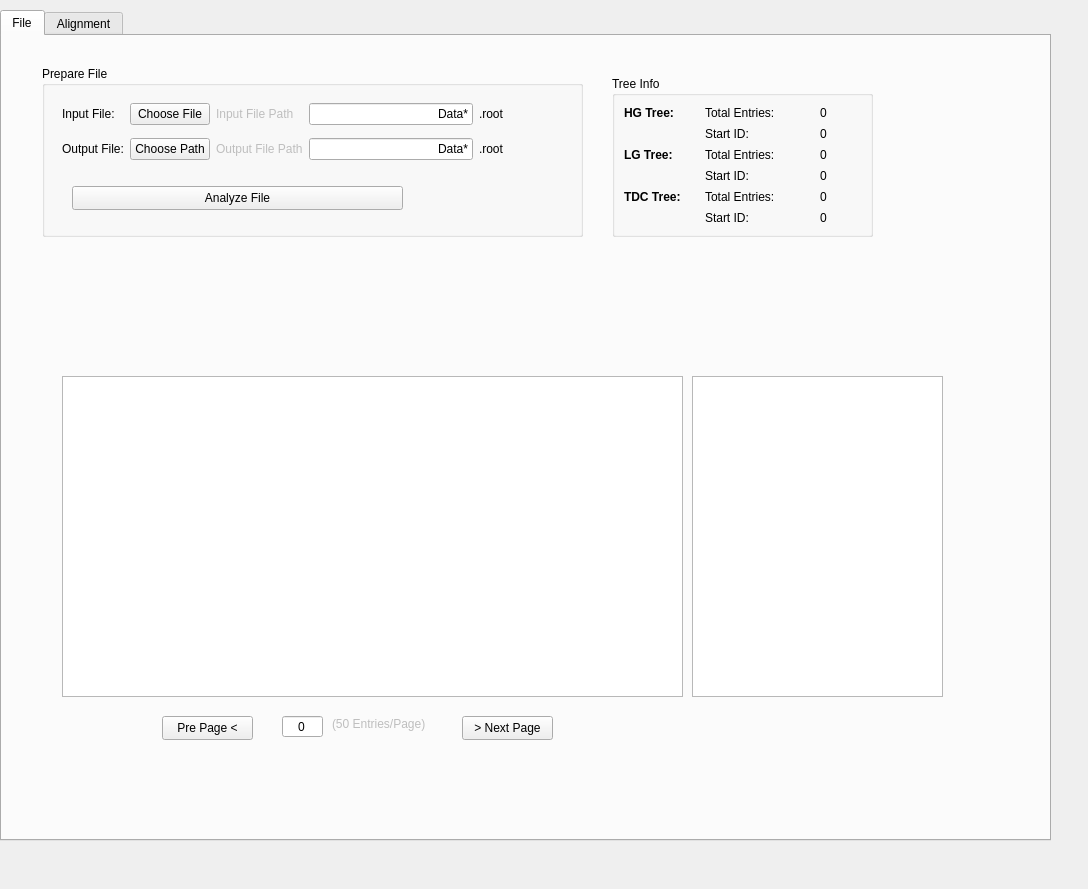
Qt form src/mainwindow.ui (HelloUSTC114/MuonDataProcessor) before a commit.
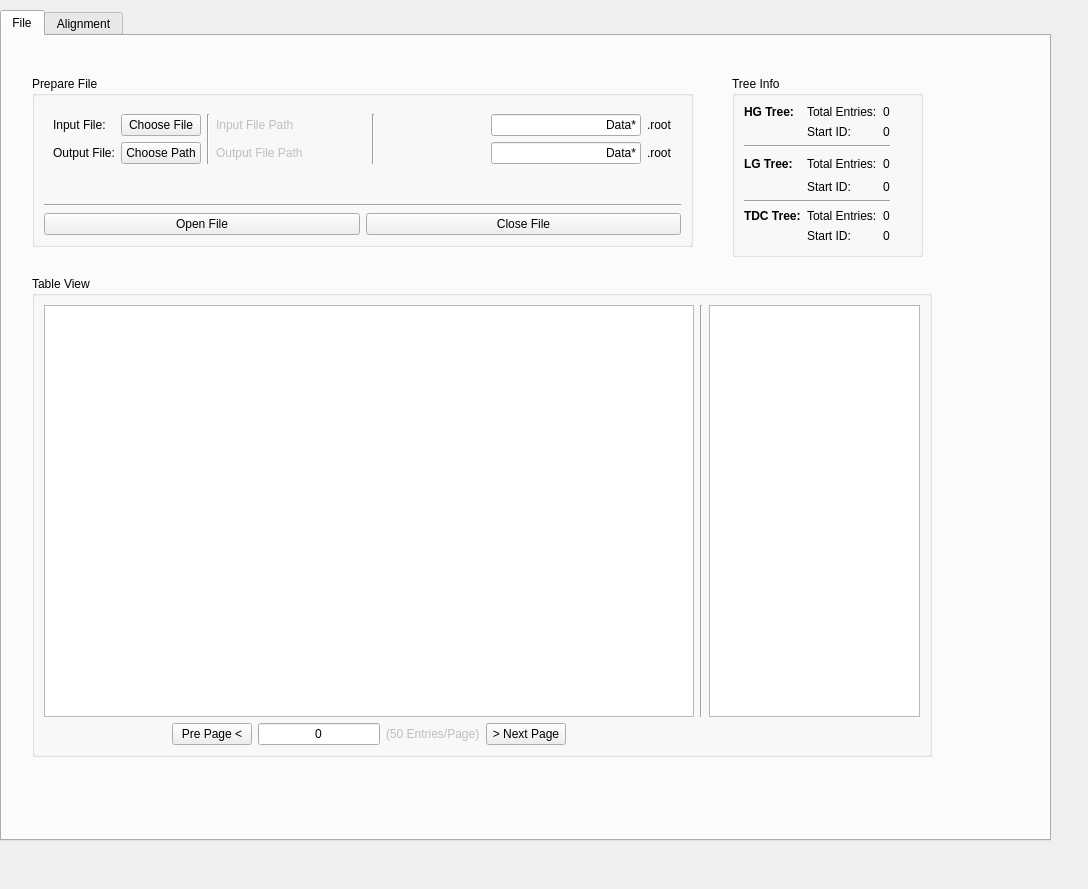
The same form after that commit.

Commit message: Table view, open file

```diff
--- a/src/mainwindow.ui
+++ b/src/mainwindow.ui
@@ -36,297 +36,224 @@
      <widget class="QGroupBox" name="groupBox">
       <property name="geometry">
        <rect>
-        <x>40</x>
-        <y>30</y>
-        <width>541</width>
+        <x>30</x>
+        <y>40</y>
+        <width>661</width>
         <height>171</height>
        </rect>
       </property>
       <property name="title">
        <string>Prepare File</string>
       </property>
-      <widget class="QPushButton" name="btnAnaFile">
-       <property name="geometry">
-        <rect>
-         <x>30</x>
-         <y>120</y>
-         <width>331</width>
-         <height>24</height>
-        </rect>
-       </property>
-       <property name="text">
-        <string>Analyze File</string>
-       </property>
-      </widget>
-      <widget class="QWidget" name="widget" native="true">
-       <property name="geometry">
-        <rect>
-         <x>20</x>
-         <y>30</y>
-         <width>442</width>
-         <height>72</height>
-        </rect>
-       </property>
-       <layout class="QGridLayout" name="gridLayout_2">
-        <item row="0" column="0">
-         <widget class="QLabel" name="label_2">
-          <property name="text">
-           <string>Input File:</string>
-          </property>
-         </widget>
-        </item>
-        <item row="0" column="1">
-         <widget class="QPushButton" name="btnInFile">
-          <property name="text">
-           <string>Choose File</string>
-          </property>
-         </widget>
-        </item>
-        <item row="0" column="2">
-         <widget class="QLabel" name="lblInFilePath">
-          <property name="enabled">
-           <bool>false</bool>
-          </property>
-          <property name="text">
-           <string>Input File Path</string>
-          </property>
-         </widget>
-        </item>
-        <item row="0" column="3">
-         <widget class="QLineEdit" name="lblInFileName">
-          <property name="text">
-           <string>Data*</string>
-          </property>
-          <property name="alignment">
-           <set>Qt::AlignRight|Qt::AlignTrailing|Qt::AlignVCenter</set>
-          </property>
-         </widget>
-        </item>
-        <item row="0" column="4">
-         <widget class="QLabel" name="label">
-          <property name="text">
-           <string>.root</string>
-          </property>
-         </widget>
-        </item>
-        <item row="1" column="0">
-         <widget class="QLabel" name="label_4">
-          <property name="text">
-           <string>Output File:</string>
-          </property>
-         </widget>
-        </item>
-        <item row="1" column="1">
-         <widget class="QPushButton" name="btnOutFile">
-          <property name="text">
-           <string>Choose Path</string>
-          </property>
-         </widget>
-        </item>
-        <item row="1" column="2">
-         <widget class="QLabel" name="lblOutFilePath">
-          <property name="enabled">
-           <bool>false</bool>
-          </property>
-          <property name="text">
-           <string>Output File Path</string>
-          </property>
-         </widget>
-        </item>
-        <item row="1" column="3">
-         <widget class="QLineEdit" name="lblOutFileName">
-          <property name="text">
-           <string>Data*</string>
-          </property>
-          <property name="alignment">
-           <set>Qt::AlignRight|Qt::AlignTrailing|Qt::AlignVCenter</set>
-          </property>
-         </widget>
-        </item>
-        <item row="1" column="4">
-         <widget class="QLabel" name="label_3">
-          <property name="text">
-           <string>.root</string>
-          </property>
-         </widget>
-        </item>
-       </layout>
-      </widget>
-     </widget>
-     <widget class="QPushButton" name="btnPrePage">
-      <property name="geometry">
-       <rect>
-        <x>160</x>
-        <y>680</y>
-        <width>91</width>
-        <height>24</height>
-       </rect>
-      </property>
-      <property name="text">
-       <string>Pre Page &lt;</string>
-      </property>
-     </widget>
-     <widget class="QPushButton" name="btnNextPage">
-      <property name="geometry">
-       <rect>
-        <x>460</x>
-        <y>680</y>
-        <width>91</width>
-        <height>24</height>
-       </rect>
-      </property>
-      <property name="text">
-       <string>&gt; Next Page</string>
-      </property>
-     </widget>
-     <widget class="QLineEdit" name="lineChoosePage">
-      <property name="geometry">
-       <rect>
-        <x>280</x>
-        <y>680</y>
-        <width>41</width>
-        <height>21</height>
-       </rect>
-      </property>
-      <property name="text">
-       <string>0</string>
-      </property>
-      <property name="alignment">
-       <set>Qt::AlignCenter</set>
-      </property>
-     </widget>
-     <widget class="QTableWidget" name="tableTree">
-      <property name="geometry">
-       <rect>
-        <x>60</x>
-        <y>340</y>
-        <width>621</width>
-        <height>321</height>
-       </rect>
-      </property>
-     </widget>
-     <widget class="QLabel" name="label_5">
-      <property name="enabled">
-       <bool>false</bool>
-      </property>
-      <property name="geometry">
-       <rect>
-        <x>330</x>
-        <y>680</y>
-        <width>101</width>
-        <height>16</height>
-       </rect>
-      </property>
-      <property name="text">
-       <string>(50 Entries/Page)</string>
-      </property>
+      <layout class="QGridLayout" name="gridLayout_3">
+       <item row="0" column="0" colspan="2">
+        <widget class="QWidget" name="widget" native="true">
+         <layout class="QGridLayout" name="gridLayout_2">
+          <item row="0" column="0">
+           <widget class="QLabel" name="label_2">
+            <property name="text">
+             <string>Input File:</string>
+            </property>
+           </widget>
+          </item>
+          <item row="1" column="0">
+           <widget class="QLabel" name="label_4">
+            <property name="text">
+             <string>Output File:</string>
+            </property>
+           </widget>
+          </item>
+          <item row="0" column="1">
+           <widget class="QPushButton" name="btnInFile">
+            <property name="text">
+             <string>Choose File</string>
+            </property>
+           </widget>
+          </item>
+          <item row="1" column="7">
+           <widget class="QLabel" name="label_3">
+            <property name="text">
+             <string>.root</string>
+            </property>
+           </widget>
+          </item>
+          <item row="0" column="2" rowspan="2">
+           <widget class="Line" name="line_4">
+            <property name="orientation">
+             <enum>Qt::Vertical</enum>
+            </property>
+           </widget>
+          </item>
+          <item row="0" column="5">
+           <spacer name="horizontalSpacer">
+            <property name="orientation">
+             <enum>Qt::Horizontal</enum>
+            </property>
+            <property name="sizeHint" stdset="0">
+             <size>
+              <width>40</width>
+              <height>20</height>
+             </size>
+            </property>
+           </spacer>
+          </item>
+          <item row="0" column="3">
+           <widget class="QLabel" name="lblInFilePath">
+            <property name="enabled">
+             <bool>false</bool>
+            </property>
+            <property name="minimumSize">
+             <size>
+              <width>150</width>
+              <height>0</height>
+             </size>
+            </property>
+            <property name="text">
+             <string>Input File Path</string>
+            </property>
+           </widget>
+          </item>
+          <item row="0" column="6">
+           <widget class="QLineEdit" name="lblInFileName">
+            <property name="minimumSize">
+             <size>
+              <width>150</width>
+              <height>0</height>
+             </size>
+            </property>
+            <property name="text">
+             <string>Data*</string>
+            </property>
+            <property name="alignment">
+             <set>Qt::AlignRight|Qt::AlignTrailing|Qt::AlignVCenter</set>
+            </property>
+            <property name="readOnly">
+             <bool>true</bool>
+            </property>
+           </widget>
+          </item>
+          <item row="1" column="1">
+           <widget class="QPushButton" name="btnOutFile">
+            <property name="text">
+             <string>Choose Path</string>
+            </property>
+           </widget>
+          </item>
+          <item row="1" column="6">
+           <widget class="QLineEdit" name="lblOutFileName">
+            <property name="minimumSize">
+             <size>
+              <width>150</width>
+              <height>0</height>
+             </size>
+            </property>
+            <property name="text">
+             <string>Data*</string>
+            </property>
+            <property name="alignment">
+             <set>Qt::AlignRight|Qt::AlignTrailing|Qt::AlignVCenter</set>
+            </property>
+            <property name="readOnly">
+             <bool>false</bool>
+            </property>
+           </widget>
+          </item>
+          <item row="1" column="5">
+           <spacer name="horizontalSpacer_2">
+            <property name="orientation">
+             <enum>Qt::Horizontal</enum>
+            </property>
+            <property name="sizeHint" stdset="0">
+             <size>
+              <width>40</width>
+              <height>20</height>
+             </size>
+            </property>
+           </spacer>
+          </item>
+          <item row="0" column="7">
+           <widget class="QLabel" name="label">
+            <property name="text">
+             <string>.root</string>
+            </property>
+           </widget>
+          </item>
+          <item row="1" column="3">
+           <widget class="QLabel" name="lblOutFilePath">
+            <property name="enabled">
+             <bool>false</bool>
+            </property>
+            <property name="minimumSize">
+             <size>
+              <width>150</width>
+              <height>0</height>
+             </size>
+            </property>
+            <property name="text">
+             <string>Output File Path</string>
+            </property>
+           </widget>
+          </item>
+          <item row="0" column="4" rowspan="2">
+           <widget class="Line" name="line_6">
+            <property name="orientation">
+             <enum>Qt::Vertical</enum>
+            </property>
+           </widget>
+          </item>
+         </layout>
+        </widget>
+       </item>
+       <item row="1" column="0" colspan="2">
+        <spacer name="verticalSpacer_2">
+         <property name="orientation">
+          <enum>Qt::Vertical</enum>
+         </property>
+         <property name="sizeHint" stdset="0">
+          <size>
+           <width>20</width>
+           <height>40</height>
+          </size>
+         </property>
+        </spacer>
+       </item>
+       <item row="3" column="1">
+        <widget class="QPushButton" name="btnCloseFile">
+         <property name="text">
+          <string>Close File</string>
+         </property>
+        </widget>
+       </item>
+       <item row="3" column="0">
+        <widget class="QPushButton" name="btnOpenFile">
+         <property name="text">
+          <string>Open File</string>
+         </property>
+        </widget>
+       </item>
+       <item row="2" column="0" colspan="2">
+        <widget class="Line" name="line_5">
+         <property name="orientation">
+          <enum>Qt::Horizontal</enum>
+         </property>
+        </widget>
+       </item>
+      </layout>
      </widget>
      <widget class="QGroupBox" name="groupBox_2">
       <property name="geometry">
        <rect>
-        <x>610</x>
+        <x>730</x>
         <y>40</y>
-        <width>261</width>
-        <height>161</height>
+        <width>191</width>
+        <height>181</height>
        </rect>
       </property>
       <property name="title">
        <string>Tree Info</string>
       </property>
       <layout class="QGridLayout" name="gridLayout">
-       <item row="0" column="0">
-        <widget class="QLabel" name="label_6">
-         <property name="font">
-          <font>
-           <bold>true</bold>
-          </font>
-         </property>
-         <property name="text">
-          <string>HG Tree:</string>
-         </property>
-        </widget>
-       </item>
-       <item row="0" column="1">
-        <widget class="QLabel" name="label_8">
-         <property name="text">
-          <string>Total Entries:</string>
-         </property>
-        </widget>
-       </item>
-       <item row="0" column="2">
-        <widget class="QLabel" name="lblHGEntry">
-         <property name="text">
-          <string>0</string>
-         </property>
-         <property name="alignment">
-          <set>Qt::AlignCenter</set>
-         </property>
-        </widget>
-       </item>
-       <item row="1" column="1">
-        <widget class="QLabel" name="label_9">
-         <property name="text">
-          <string>Start ID:</string>
-         </property>
-        </widget>
-       </item>
-       <item row="1" column="2">
-        <widget class="QLabel" name="lblHGid">
-         <property name="text">
-          <string>0</string>
-         </property>
-         <property name="alignment">
-          <set>Qt::AlignCenter</set>
-         </property>
-        </widget>
-       </item>
-       <item row="2" column="0">
-        <widget class="QLabel" name="label_11">
-         <property name="font">
-          <font>
-           <bold>true</bold>
-          </font>
-         </property>
-         <property name="text">
-          <string>LG Tree:</string>
-         </property>
-        </widget>
-       </item>
-       <item row="2" column="1">
-        <widget class="QLabel" name="label_12">
-         <property name="text">
-          <string>Total Entries:</string>
-         </property>
-        </widget>
-       </item>
-       <item row="2" column="2">
-        <widget class="QLabel" name="lblLGEntry">
-         <property name="text">
-          <string>0</string>
-         </property>
-         <property name="alignment">
-          <set>Qt::AlignCenter</set>
-         </property>
-        </widget>
-       </item>
-       <item row="3" column="1">
-        <widget class="QLabel" name="label_15">
-         <property name="text">
-          <string>Start ID:</string>
-         </property>
-        </widget>
-       </item>
-       <item row="3" column="2">
-        <widget class="QLabel" name="lblLGid">
-         <property name="text">
-          <string>0</string>
-         </property>
-         <property name="alignment">
-          <set>Qt::AlignCenter</set>
-         </property>
-        </widget>
-       </item>
-       <item row="4" column="0">
+       <item row="6" column="0">
         <widget class="QLabel" name="label_16">
          <property name="font">
           <font>
@@ -339,6 +266,67 @@
         </widget>
        </item>
        <item row="4" column="1">
+        <widget class="QLabel" name="label_15">
+         <property name="text">
+          <string>Start ID:</string>
+         </property>
+        </widget>
+       </item>
+       <item row="0" column="1">
+        <widget class="QLabel" name="label_8">
+         <property name="text">
+          <string>Total Entries:</string>
+         </property>
+        </widget>
+       </item>
+       <item row="3" column="2">
+        <widget class="QLabel" name="lblLGEntry">
+         <property name="text">
+          <string>0</string>
+         </property>
+         <property name="alignment">
+          <set>Qt::AlignCenter</set>
+         </property>
+        </widget>
+       </item>
+       <item row="3" column="1">
+        <widget class="QLabel" name="label_12">
+         <property name="text">
+          <string>Total Entries:</string>
+         </property>
+        </widget>
+       </item>
+       <item row="3" column="3">
+        <spacer name="horizontalSpacer_6">
+         <property name="orientation">
+          <enum>Qt::Horizontal</enum>
+         </property>
+         <property name="sizeHint" stdset="0">
+          <size>
+           <width>40</width>
+           <height>20</height>
+          </size>
+         </property>
+        </spacer>
+       </item>
+       <item row="7" column="2">
+        <widget class="QLabel" name="lblTDCid">
+         <property name="text">
+          <string>0</string>
+         </property>
+         <property name="alignment">
+          <set>Qt::AlignCenter</set>
+         </property>
+        </widget>
+       </item>
+       <item row="2" column="0" colspan="3">
+        <widget class="Line" name="line_2">
+         <property name="orientation">
+          <enum>Qt::Horizontal</enum>
+         </property>
+        </widget>
+       </item>
+       <item row="6" column="1">
         <widget class="QLabel" name="label_17">
          <property name="text">
           <string>Total Entries:</string>
@@ -346,6 +334,28 @@
         </widget>
        </item>
        <item row="4" column="2">
+        <widget class="QLabel" name="lblLGid">
+         <property name="text">
+          <string>0</string>
+         </property>
+         <property name="alignment">
+          <set>Qt::AlignCenter</set>
+         </property>
+        </widget>
+       </item>
+       <item row="3" column="0">
+        <widget class="QLabel" name="label_11">
+         <property name="font">
+          <font>
+           <bold>true</bold>
+          </font>
+         </property>
+         <property name="text">
+          <string>LG Tree:</string>
+         </property>
+        </widget>
+       </item>
+       <item row="6" column="2">
         <widget class="QLabel" name="lblTDCEntry">
          <property name="text">
           <string>0</string>
@@ -355,34 +365,191 @@
          </property>
         </widget>
        </item>
-       <item row="5" column="1">
+       <item row="1" column="2">
+        <widget class="QLabel" name="lblHGid">
+         <property name="text">
+          <string>0</string>
+         </property>
+         <property name="alignment">
+          <set>Qt::AlignCenter</set>
+         </property>
+        </widget>
+       </item>
+       <item row="0" column="2">
+        <widget class="QLabel" name="lblHGEntry">
+         <property name="text">
+          <string>0</string>
+         </property>
+         <property name="alignment">
+          <set>Qt::AlignCenter</set>
+         </property>
+        </widget>
+       </item>
+       <item row="1" column="1">
+        <widget class="QLabel" name="label_9">
+         <property name="text">
+          <string>Start ID:</string>
+         </property>
+        </widget>
+       </item>
+       <item row="0" column="0">
+        <widget class="QLabel" name="label_6">
+         <property name="font">
+          <font>
+           <bold>true</bold>
+          </font>
+         </property>
+         <property name="text">
+          <string>HG Tree:</string>
+         </property>
+        </widget>
+       </item>
+       <item row="5" column="0" colspan="3">
+        <widget class="Line" name="line_3">
+         <property name="orientation">
+          <enum>Qt::Horizontal</enum>
+         </property>
+        </widget>
+       </item>
+       <item row="7" column="1">
         <widget class="QLabel" name="label_20">
          <property name="text">
           <string>Start ID:</string>
          </property>
         </widget>
        </item>
-       <item row="5" column="2">
-        <widget class="QLabel" name="lblTDCid">
-         <property name="text">
-          <string>0</string>
+       <item row="8" column="1">
+        <spacer name="verticalSpacer">
+         <property name="orientation">
+          <enum>Qt::Vertical</enum>
          </property>
-         <property name="alignment">
-          <set>Qt::AlignCenter</set>
+         <property name="sizeHint" stdset="0">
+          <size>
+           <width>20</width>
+           <height>40</height>
+          </size>
          </property>
-        </widget>
+        </spacer>
        </item>
       </layout>
      </widget>
-     <widget class="QTableWidget" name="tableLeaf">
+     <widget class="QGroupBox" name="groupBox_3">
       <property name="geometry">
        <rect>
-        <x>690</x>
-        <y>340</y>
-        <width>251</width>
-        <height>321</height>
+        <x>30</x>
+        <y>240</y>
+        <width>900</width>
+        <height>481</height>
        </rect>
       </property>
+      <property name="title">
+       <string>Table View</string>
+      </property>
+      <layout class="QGridLayout" name="gridLayout_4">
+       <item row="0" column="0" colspan="6">
+        <widget class="QTableWidget" name="tableTree">
+         <property name="minimumSize">
+          <size>
+           <width>650</width>
+           <height>0</height>
+          </size>
+         </property>
+         <attribute name="verticalHeaderVisible">
+          <bool>false</bool>
+         </attribute>
+        </widget>
+       </item>
+       <item row="1" column="0">
+        <spacer name="horizontalSpacer_4">
+         <property name="orientation">
+          <enum>Qt::Horizontal</enum>
+         </property>
+         <property name="sizeHint" stdset="0">
+          <size>
+           <width>40</width>
+           <height>20</height>
+          </size>
+         </property>
+        </spacer>
+       </item>
+       <item row="1" column="7">
+        <spacer name="horizontalSpacer_3">
+         <property name="orientation">
+          <enum>Qt::Horizontal</enum>
+         </property>
+         <property name="sizeHint" stdset="0">
+          <size>
+           <width>40</width>
+           <height>20</height>
+          </size>
+         </property>
+        </spacer>
+       </item>
+       <item row="1" column="4">
+        <widget class="QPushButton" name="btnNextPage">
+         <property name="text">
+          <string>&gt; Next Page</string>
+         </property>
+        </widget>
+       </item>
+       <item row="0" column="7">
+        <widget class="QTableWidget" name="tableLeaf">
+         <property name="minimumSize">
+          <size>
+           <width>150</width>
+           <height>0</height>
+          </size>
+         </property>
+        </widget>
+       </item>
+       <item row="1" column="3">
+        <widget class="QLabel" name="label_5">
+         <property name="enabled">
+          <bool>false</bool>
+         </property>
+         <property name="text">
+          <string>(50 Entries/Page)</string>
+         </property>
+        </widget>
+       </item>
+       <item row="1" column="1">
+        <widget class="QPushButton" name="btnPrePage">
+         <property name="text">
+          <string>Pre Page &lt;</string>
+         </property>
+        </widget>
+       </item>
+       <item row="1" column="2">
+        <widget class="QLineEdit" name="lineChoosePage">
+         <property name="text">
+          <string>0</string>
+         </property>
+         <property name="alignment">
+          <set>Qt::AlignCenter</set>
+         </property>
+        </widget>
+       </item>
+       <item row="1" column="5">
+        <spacer name="horizontalSpacer_5">
+         <property name="orientation">
+          <enum>Qt::Horizontal</enum>
+         </property>
+         <property name="sizeHint" stdset="0">
+          <size>
+           <width>40</width>
+           <height>20</height>
+          </size>
+         </property>
+        </spacer>
+       </item>
+       <item row="0" column="6">
+        <widget class="Line" name="line">
+         <property name="orientation">
+          <enum>Qt::Vertical</enum>
+         </property>
+        </widget>
+       </item>
+      </layout>
      </widget>
     </widget>
     <widget class="QWidget" name="tabAlignment">
```
Left out of the diff: 2 changed lines with no effect on the pictures. The commit also changes 2 other files.
